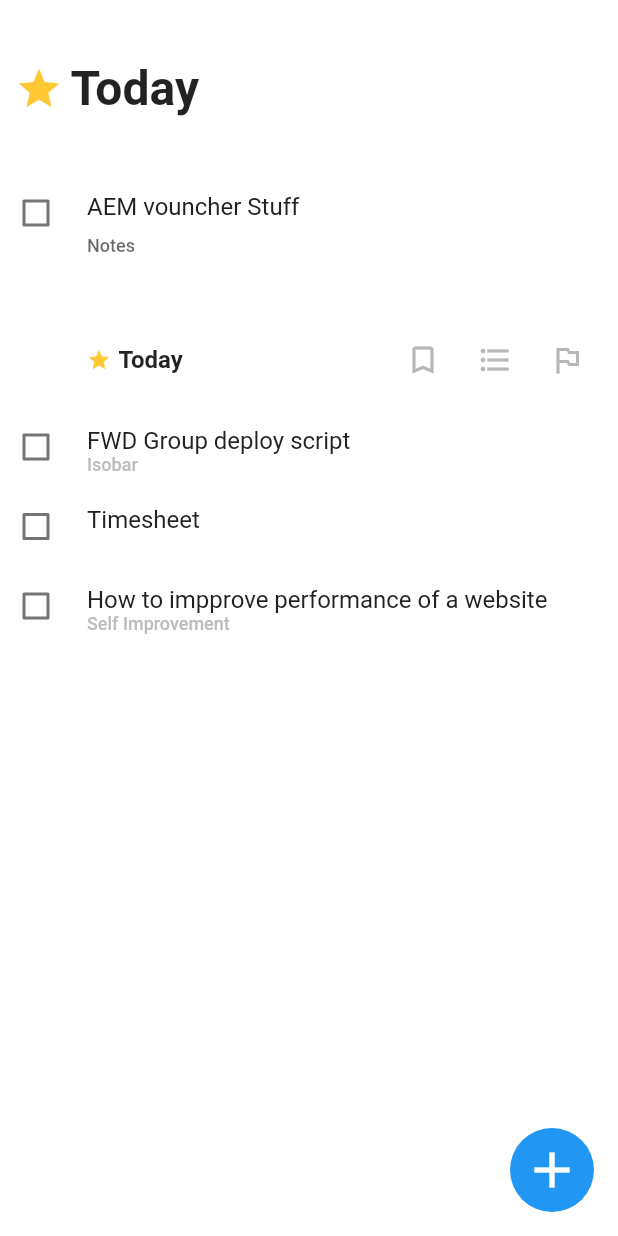
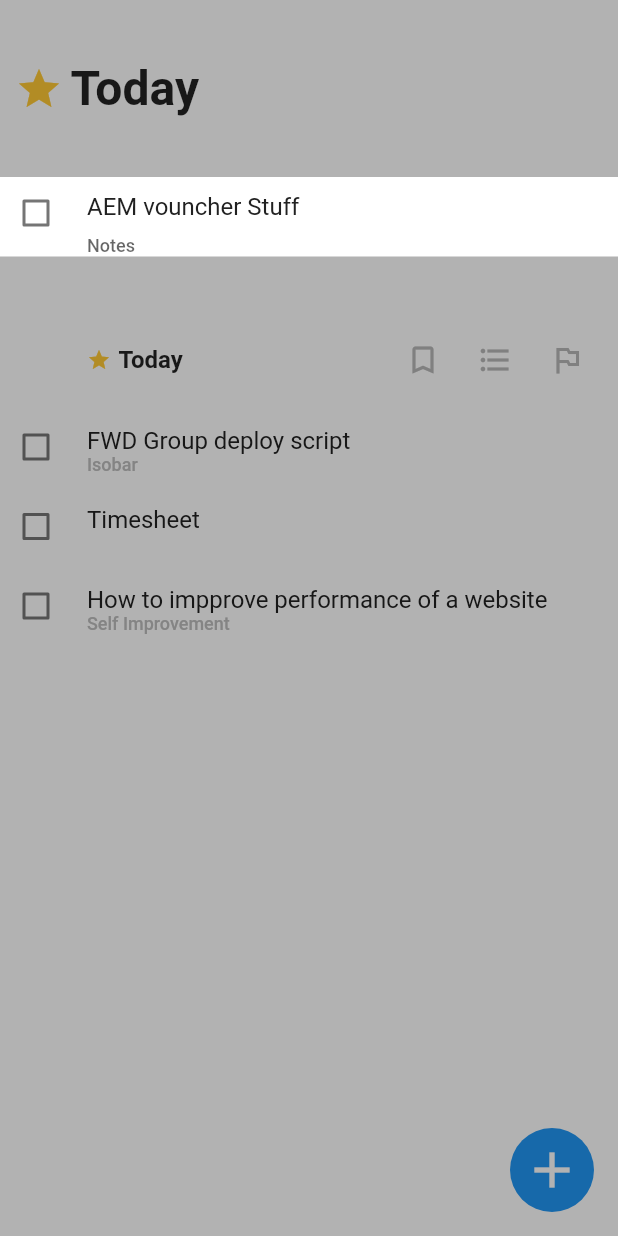
Before and after one commit to elcchan99/flutter-todo-app, a Flutter app: the screen it shows after launch, after a tap on "New To-Do", on a phone screen of 412 x 824 dp. Run offline on Flutter 3.47's test engine with Material 2 defaults, Android fonts, the phone set to English and light mode, and no system bars.

Commit message:
add mask on expand

```diff
--- a/lib/screens/to_do_list/components/expandable.dart
+++ b/lib/screens/to_do_list/components/expandable.dart
@@ -37,8 +37,10 @@ class _ExpandedSectionState extends State<ExpandedSection>
 
   void _runExpandCheck() {
     if (widget.expand) {
+      print("ExpandedSection _runExpandCheck() expanding");
       expandController.forward();
     } else {
+      print("ExpandedSection _runExpandCheck() collapsing");
       expandController.reverse();
     }
   }
--- /dev/null
+++ b/lib/screens/to_do_list/mask_overlay/mask_overlay.dart
@@ -0,0 +1,26 @@
+import 'package:flutter/material.dart';
+import 'package:todo_kch_app/screens/to_do_list/mask_overlay/overlay_mixin.dart';
+
+class MaskOverlay extends StatefulWidget {
+  final Widget child;
+  final bool masked;
+  final Function onMaskTap;
+
+  const MaskOverlay(
+      {Key key, @required this.child, this.masked, this.onMaskTap})
+      : super(key: key);
+
+  GlobalKey get globalKey {
+    return child.key as GlobalKey;
+  }
+
+  @override
+  MaskOverlayState createState() => MaskOverlayState();
+}
+
+class MaskOverlayState extends State<MaskOverlay> with MaskOverlayStateMixin {
+  @override
+  Widget build(BuildContext context) {
+    return widget.child;
+  }
+}
--- /dev/null
+++ b/lib/screens/to_do_list/mask_overlay/overlay_mixin.dart
@@ -0,0 +1,107 @@
+import 'package:flutter/material.dart';
+import 'package:todo_kch_app/screens/to_do_list/mask_overlay/mask_overlay.dart';
+
+mixin MaskOverlayStateMixin on State<MaskOverlay> {
+  OverlayEntry overlayMask;
+
+  bool _masked = false;
+
+  @override
+  void initState() {
+    print("MaskOverlayStateMixin initState()");
+    _masked = widget.masked;
+    WidgetsBinding.instance.addPostFrameCallback((duration) {
+      print(duration);
+      _masked ? mask() : unmask();
+    });
+    super.initState();
+  }
+
+  void mask() {
+    if (overlayMask == null) {
+      print("mask");
+      final RenderBox renderBox =
+          widget.globalKey.currentContext.findRenderObject();
+      final size = renderBox.size;
+      final position = renderBox.localToGlobal(Offset.zero);
+      overlayMask = overlayMask ?? buildMask(context, size, position);
+      print("MaskOverlayStateMixin before insert");
+      Overlay.of(context).insert(overlayMask);
+      print("MaskOverlayStateMixin after insert");
+    }
+  }
+
+  void unmask() {
+    if (overlayMask != null) {
+      print("unmask");
+      print("MaskOverlayStateMixin remove overlay");
+      overlayMask.remove();
+      overlayMask = null;
+    }
+  }
+
+  void setMask() {
+    if (!_masked) {
+      print("setMask");
+      setState(() {
+        _masked = true;
+      });
+    }
+  }
+
+  void setUnmask() {
+    if (_masked) {
+      print("setUmask");
+      setState(() {
+        _masked = false;
+      });
+    }
+  }
+
+  @override
+  void didUpdateWidget(oldWidget) {
+    print("MaskOverlayStateMixin didUpdateWidget()");
+    super.didUpdateWidget(oldWidget);
+    WidgetsBinding.instance.addPostFrameCallback((_) {
+      _masked ? mask() : unmask();
+    });
+  }
+
+  onExit() {
+    if (widget.onMaskTap != null) {
+      widget.onMaskTap();
+    }
+  }
+
+  OverlayEntry buildMask(context, Size size, Offset position) {
+    return OverlayEntry(
+      builder: (context) {
+        return Stack(children: [
+          Positioned(
+              top: 0,
+              height: position.dy,
+              width: size.width,
+              child: GestureDetector(
+                  onTap: onExit,
+                  child: Container(color: Colors.black.withOpacity(0.3)))),
+          Positioned(
+              top: position.dy + size.height,
+              bottom: 0,
+              width: size.width,
+              child: GestureDetector(
+                  onTap: onExit,
+                  child: Container(color: Colors.black.withOpacity(0.3)))),
+        ]);
+      },
+    );
+  }
+
+  @override
+  void dispose() {
+    print("MaskOverlayStateMixin dispose()");
+    WidgetsBinding.instance.addPostFrameCallback((_) {
+      unmask();
+    });
+    super.dispose();
+  }
+}
--- a/lib/screens/to_do_list/to_do_screen.dart
+++ b/lib/screens/to_do_list/to_do_screen.dart
@@ -1,6 +1,7 @@
 import 'package:flutter/material.dart';
 import 'package:todo_kch_app/models/to_do_item.dart';
 import 'package:todo_kch_app/screens/to_do_list/components/focused_item.dart';
+import 'package:todo_kch_app/screens/to_do_list/mask_overlay/mask_overlay.dart';
 
 import 'components/header.dart';
 import 'components/item.dart';
@@ -17,13 +18,16 @@ class ToDoScreen extends StatefulWidget {
 class ModelKeyWrapper {
   final ToDoItemModel model;
   final GlobalKey<ToDoItemState> key;
+  final GlobalKey<MaskOverlayState> maskKey;
 
-  ModelKeyWrapper({@required this.model, @required this.key});
+  ModelKeyWrapper(
+      {@required this.model, @required this.key, @required this.maskKey});
 
   factory ModelKeyWrapper.autoKey(ToDoItemModel model) {
     return ModelKeyWrapper(
       model: model,
       key: LabeledGlobalKey<ToDoItemState>(model.id),
+      maskKey: GlobalKey(),
     );
   }
 }
@@ -87,6 +91,7 @@ class _ToDoScreenState extends State<ToDoScreen> {
       _currentFocus = index;
       collapseItems(exceptIndex: _currentFocus);
       todos[index].key.currentState.expand();
+      todos[index].maskKey.currentState.setMask();
     });
   }
 
@@ -95,6 +100,7 @@ class _ToDoScreenState extends State<ToDoScreen> {
     setState(() {
       _currentFocus = -1;
       todos[index].key.currentState.collapse();
+      todos[index].maskKey.currentState.setUnmask();
     });
   }
 
@@ -106,6 +112,7 @@ class _ToDoScreenState extends State<ToDoScreen> {
       final ModelKeyWrapper todo = entry.value;
       if (index != exceptIndex) {
         todo.key.currentState.collapse();
+        todos[index].maskKey.currentState.setUnmask();
       }
     });
   }
@@ -131,6 +138,7 @@ class _ToDoScreenState extends State<ToDoScreen> {
                     final item = todos[index].model;
                     // print("${item.id}: ${item.title}");
                     final itemKey = todos[index].key;
+                    final maskKey = todos[index].maskKey;
                     return Dismissible(
                       key: ObjectKey(item),
                       confirmDismiss: (direction) {
@@ -138,6 +146,12 @@ class _ToDoScreenState extends State<ToDoScreen> {
                       },
                       onDismissed: (direction) {
                         onItemDeleted(item, index);
+                      },
+                      child: MaskOverlay(
+                        key: maskKey,
+                        masked: _currentFocus == index,
+                        onMaskTap: () {
+                          collapseItem(index);
                         },
                         child: ToDoItem(
                           key: itemKey,
@@ -154,25 +168,8 @@ class _ToDoScreenState extends State<ToDoScreen> {
                             collapseItem(index);
                           },
                         ),
+                      ),
                     );
-                    // return GestureDetector(
-                    //     onTap: () {
-                    //       onItemFocused(item, index);
-                    //     },
-                    //     child: Container(
-                    //         margin: EdgeInsets.only(top: 8),
-                    //         child: (_currentFocus == index)
-                    //             ? buildFocusItem(item,
-                    //                 onUpdated: onItemUpdated, onBlur: () {
-                    //                 onItemFocused(item, -1);
-                    //               })
-                    //             : Dismissible(
-                    //                 key: ObjectKey(item),
-                    //                 onDismissed: (direction) {
-                    //                   onItemDeleted(item, index);
-                    //                 },
-                    //                 child: buildItem(item),
-                    //               )));
                   },
                 ),
               )
@@ -194,31 +191,4 @@ class _ToDoScreenState extends State<ToDoScreen> {
       ),
     );
   }
-
-  Widget buildItem(ToDoItemModel item) {
-    return ToDoItem(
-      key: LabeledGlobalKey(item.id),
-      item: item,
-      onChecked: (value) {
-        onItemChecked(item, value);
-      },
-      color: Colors.white,
-    );
 }
-
-  Widget buildFocusItem(ToDoItemModel item,
-      {Function onUpdated, Function onBlur}) {
-    return ToDoFocusedItem(
-      item: item,
-      key: LabeledGlobalKey(item.id),
-      onChecked: (value) {
-        onItemChecked(item, value);
-      },
-      onUpdated: ({String title, String description}) {
-        onUpdated(item, title: title, description: description);
-      },
-      onBlur: onBlur,
-      color: Colors.white,
-    );
-  }
-}
```
Lines whose indentation alone changed are shown as unchanged.
